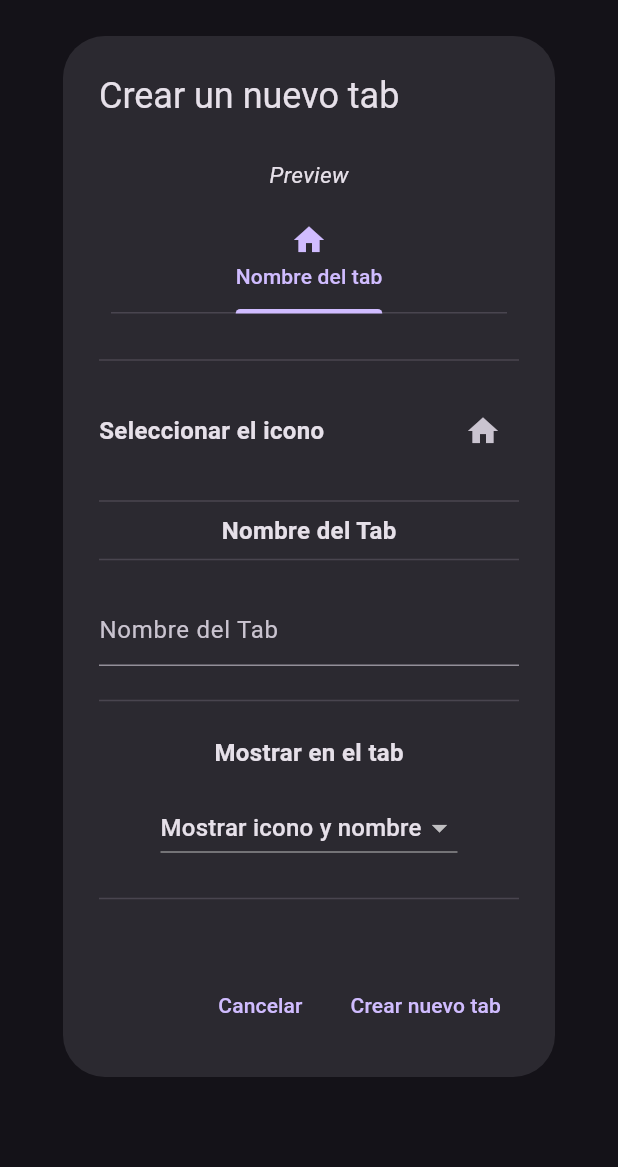
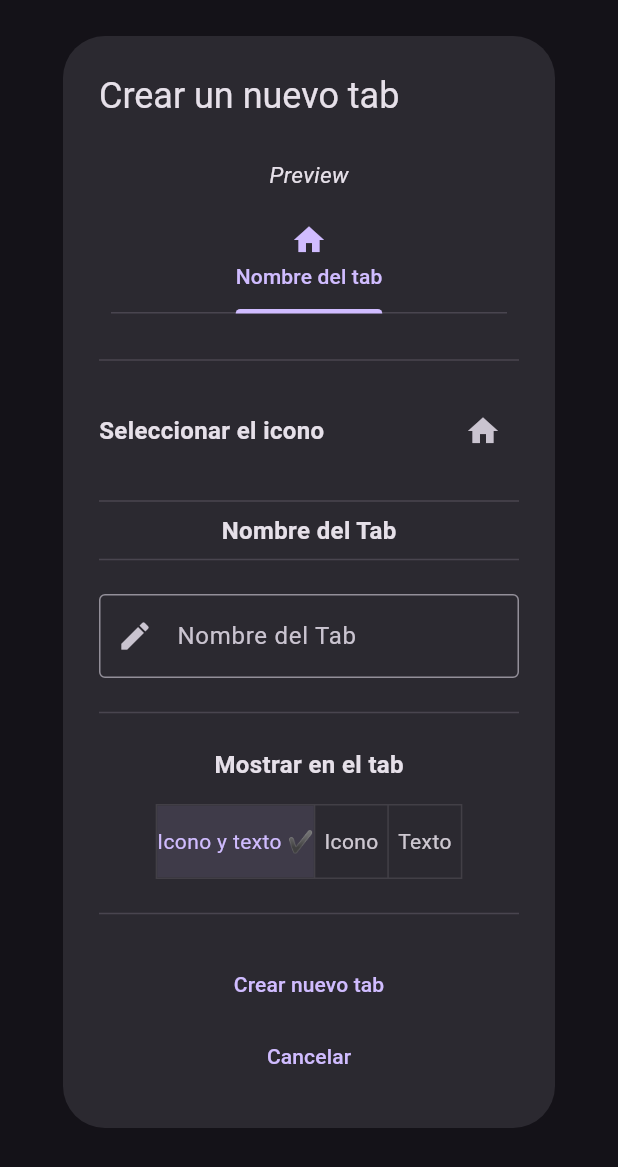
Before and after one commit to MagnoDaza/funciones, a Flutter app: the TabDialog widget shown alone on an empty page, opened directly, on a phone screen of 412 x 824 dp. Shown: the top 1167 px of the screen. Run offline on Flutter 3.47's test engine with Material 2 defaults, Android fonts, the phone set to English and light mode, and no system bars; our stand-ins replace fluttertoast.

```diff
--- a/lib/tabs_dialog.dart
+++ b/lib/tabs_dialog.dart
@@ -1,26 +1,36 @@
-//file tabdialog.dart
+// Importaciones necesarias
 import 'package:flutter/material.dart';
-import 'package:fluttertoast/fluttertoast.dart';
-import 'package:provider/provider.dart';
+import 'package:flutter/cupertino.dart';
 import 'icon_list.dart';
 import 'tab_provider.dart';
 import 'tab_preview.dart';
+import 'package:provider/provider.dart';
+import 'package:fluttertoast/fluttertoast.dart';
 
+// Clase principal
 class TabDialog extends StatefulWidget {
+  // Variables para almacenar el índice del tab y si es un nuevo tab
   final int? tabIndex;
   final bool isNewTab;
 
+  // Constructor
   const TabDialog({this.tabIndex, this.isNewTab = false});
 
+  // Creación del estado
   @override
   _TabDialogState createState() => _TabDialogState();
 }
 
+// Clase de estado
 class _TabDialogState extends State<TabDialog> {
+  // Variables para almacenar el controlador del texto, el ícono y el valor del dropdown
   TextEditingController? _textController;
   IconData? _icon;
-  String dropdownValue = 'Mostrar icono y nombre';
+  int segmentedControlGroupValue = 0;
+  // Define un GlobalKey para el formulario
+  final _formKey = GlobalKey<FormState>();
 
+  // Inicialización del estado
   @override
   void initState() {
     super.initState();
@@ -36,12 +46,14 @@ class _TabDialogState extends State<TabDialog> {
     }
   }
 
+  // Función para manejar la selección del ícono
   void _handleIconSelected(IconData selectedIcon) {
     setState(() {
       _icon = selectedIcon;
     });
   }
 
+  // Construcción de la interfaz de usuario
   @override
   Widget build(BuildContext context) {
     var tabProvider = Provider.of<TabProvider>(context);
@@ -69,15 +81,14 @@ class _TabDialogState extends State<TabDialog> {
             TabPreview(
               textController: _textController!,
               icon: _icon!,
-              showText: dropdownValue != 'Solo el icono',
-              showIcon: dropdownValue != 'Solo el texto',
+              showText: segmentedControlGroupValue != 2,
+              showIcon: segmentedControlGroupValue != 1,
               textSize: textSize,
               indicatorSize: indicatorSize,
             ),
             const SizedBox(height: 15),
             Divider(),
             const SizedBox(height: 15),
-            // Resto del código...
             Row(
               mainAxisAlignment: MainAxisAlignment.spaceBetween,
               children: [
@@ -106,124 +117,89 @@ class _TabDialogState extends State<TabDialog> {
             ),
             Divider(),
             const SizedBox(height: 15),
-            TextField(
+            // Aquí es donde se reemplaza el TextField por un TextFormField con un OutlineInputBorder
+            // Resto del código...
+            Form(
+              key: _formKey,
+              child: Column(
+                children: <Widget>[
+                  TextFormField(
                     controller: _textController,
-              decoration: const InputDecoration(hintText: "Nombre del Tab"),
+                    decoration: InputDecoration(
+                      labelText: "Nombre del Tab",
+                      border: OutlineInputBorder(),
+                      // Agregamos un icono al principio del TextFormField
+                      prefixIcon: Icon(Icons.edit),
+                    ),
+                    validator: (value) {
+                      if (value == null || value.isEmpty) {
+                        return 'Por favor, proporciona un nombre para el tab';
+                      }
+                      return null;
+                    },
                   ),
                   const SizedBox(height: 15),
                   Divider(),
                   const SizedBox(height: 15),
+                  // Aquí es donde se reemplaza el CupertinoSegmentedControl por un ToggleButtons
                   const Text(
                     'Mostrar en el tab',
                     style: TextStyle(fontSize: 16, fontWeight: FontWeight.bold),
                   ),
                   const SizedBox(height: 15),
-            DropdownButton<String>(
-              value: dropdownValue,
-              onChanged: (String? newValue) {
+                  ToggleButtons(
+                    children: <Widget>[
+                      Text('Icono y texto' +
+                          (segmentedControlGroupValue == 0 ? ' ✔️' : '')),
+                      Text('Icono' +
+                          (segmentedControlGroupValue == 1 ? ' ✔️' : '')),
+                      Text('Texto' +
+                          (segmentedControlGroupValue == 2 ? ' ✔️' : '')),
+                    ],
+                    isSelected: [
+                      segmentedControlGroupValue == 0,
+                      segmentedControlGroupValue == 1,
+                      segmentedControlGroupValue == 2,
+                    ],
+                    onPressed: (int index) {
                       setState(() {
-                  dropdownValue = newValue!;
+                        for (int i = 0; i < 3; i++) {
+                          if (i == index) {
+                            segmentedControlGroupValue = i;
+                          }
+                        }
                       });
                     },
-              items: <String>[
-                'Mostrar icono y nombre',
-                'Solo el texto',
-                'Solo el icono',
-              ].map<DropdownMenuItem<String>>((String value) {
-                return DropdownMenuItem<String>(
-                  value: value,
-                  child: Text(value),
-                );
-              }).toList(),
                   ),
                   const SizedBox(height: 15),
                   Divider(),
                   const SizedBox(height: 15),
-            // Eliminamos el código relacionado con el tamaño del tab
+                  TextButton(
+                    child: Text(widget.isNewTab
+                        ? 'Crear nuevo tab'
+                        : 'Confirmar edición'),
+                    onPressed: () {
+                      if (_formKey.currentState!.validate()) {
                         // Resto del código...
-          ],
-        ),
-        actions: <Widget>[
-          TextButton(
-            child: const Text('Cancelar'),
-            onPressed: () => Navigator.of(context).pop(),
-          ),
-          TextButton(
-            child:
-                Text(widget.isNewTab ? 'Crear nuevo tab' : 'Confirmar edición'),
-            onPressed: () {
-              if (_textController != null &&
-                  _icon != null &&
-                  _textController!.text.isNotEmpty) {
-                int? tabIndex;
-                if (!widget.isNewTab) {
-                  tabIndex = widget.tabIndex!;
-                  Provider.of<TabProvider>(context, listen: false).updateTab(
-                    tabIndex,
-                    _textController!.text,
-                    _icon!,
-                  );
-                  Fluttertoast.showToast(
-                    msg: "Tab actualizado",
-                    toastLength: Toast.LENGTH_SHORT,
-                    gravity: ToastGravity.BOTTOM,
-                  );
-                } else {
-                  bool tabExists =
-                      Provider.of<TabProvider>(context, listen: false)
-                          .myTabs
-                          .any((tab) => tab.text == _textController!.text);
-                  if (tabExists) {
-                    Fluttertoast.showToast(
-                      msg: "No se pueden tener tabs con el mismo nombre",
-                      toastLength: Toast.LENGTH_SHORT,
-                      gravity: ToastGravity.BOTTOM,
-                    );
-                  } else {
-                    Provider.of<TabProvider>(context, listen: false).addTab(
-                      _textController!.text,
-                      _icon!,
-                    );
-                    tabIndex = Provider.of<TabProvider>(context, listen: false)
-                            .myTabs
-                            .length -
-                        1;
+                        // Notificación de la creación del tab
                         Fluttertoast.showToast(
                           msg: "Tab creado",
                           toastLength: Toast.LENGTH_SHORT,
                           gravity: ToastGravity.BOTTOM,
                         );
-                    _textController!.clear();
-                    FocusScope.of(context).unfocus();
                       }
-                }
-                if (dropdownValue == 'Solo el texto') {
-                  Provider.of<TabProvider>(context, listen: false)
-                      .updateTabShowIcon(tabIndex!, false);
-                  Provider.of<TabProvider>(context, listen: false)
-                      .updateTabShowText(tabIndex!, true);
-                } else if (dropdownValue == 'Solo el icono') {
-                  Provider.of<TabProvider>(context, listen: false)
-                      .updateTabShowIcon(tabIndex!, true);
-                  Provider.of<TabProvider>(context, listen: false)
-                      .updateTabShowText(tabIndex!, false);
-                } else {
-                  Provider.of<TabProvider>(context, listen: false)
-                      .updateTabShowIcon(tabIndex!, true);
-                  Provider.of<TabProvider>(context, listen: false)
-                      .updateTabShowText(tabIndex!, true);
-                }
-              } else {
-                Fluttertoast.showToast(
-                  msg: "Por favor, proporciona un nombre para el tab",
-                  toastLength: Toast.LENGTH_SHORT,
-                  gravity: ToastGravity.BOTTOM,
-                );
-              }
-              Navigator.of(context).pop();
                     },
                   ),
+                  TextButton(
+                    child: const Text('Cancelar'),
+                    onPressed: () => Navigator.of(context).pop(),
+                  ),
                 ],
+              ),
+            ),
+// Resto del código...
+          ],
+        ),
       ),
     );
   }
```
Lines whose indentation alone changed are shown as unchanged.
